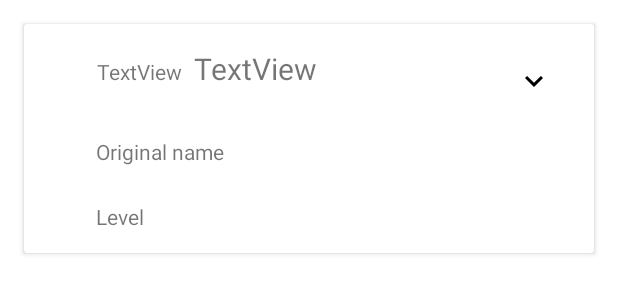
After one commit to jmsaez2712/MWStats, an Android app: the layout leaderboard_item.xml on its own in the app's theme, with its tools: preview values and no code run, on a phone screen of 412 x 824 dp. The commit adds this screen. Shown: the top 300 px of the screen. Run offline under Robolectric (Android 15) with nearby library versions, the phone set to English and light mode, and no system bars; network calls fail.

Commit message:
Recycler view of leaderboard added

```diff
--- a/app/src/main/java/dev/jmsaez/projectapi/model/api/RestClient.kt
+++ b/app/src/main/java/dev/jmsaez/projectapi/model/api/RestClient.kt
@@ -13,11 +13,15 @@ interface RestClient {
 
     @Headers(
         "X-RapidAPI-Host: call-of-duty-modern-warfare.p.rapidapi.com",
-        "X-RapidAPI-Key: 631591178fmsh9a53bae88452547p1aa000jsnfbb142235217"
+        "X-RapidAPI-Key: cdf0d6bb69msh18763eb3905b3f2p1ccc14jsnd7c9b9675c57"
     )
     @GET("multiplayer/{gamertag}/{platform}")
     suspend fun getFullPlayer(@Path("gamertag")player:String, @Path("platform")platform:String): Response<Player>
 
+    @Headers(
+        "X-RapidAPI-Host: call-of-duty-modern-warfare.p.rapidapi.com",
+        "X-RapidAPI-Key: cdf0d6bb69msh18763eb3905b3f2p1ccc14jsnd7c9b9675c57"
+    )
     @GET("leaderboard/1/{platform}")
     suspend fun getLeaderboard(@Path("platform")platform: String): Response<Leaderboard>
 
--- a/app/src/main/java/dev/jmsaez/projectapi/viewmodel/LeaderboardViewModel.kt
+++ b/app/src/main/java/dev/jmsaez/projectapi/viewmodel/LeaderboardViewModel.kt
@@ -3,6 +3,7 @@ package dev.jmsaez.projectapi.viewmodel
 import android.app.Application
 import androidx.lifecycle.AndroidViewModel
 import androidx.lifecycle.MutableLiveData
+import com.google.gson.JsonObject
 import dev.jmsaez.projectapi.model.entity.Leaderboard
 import dev.jmsaez.projectapi.model.repository.Repository
 import okhttp3.ResponseBody
@@ -21,7 +22,7 @@ class LeaderboardViewModel(application:Application):AndroidViewModel(application
         repository.getLeaderboard(platform)
     }
 
-    fun getLeaderborardLiveData():MutableLiveData<JSONObject>{
+    fun getLeaderborardLiveData():MutableLiveData<Leaderboard>{
         return repository.returnLeaderboardLiveData()
     }
 }
--- /dev/null
+++ b/app/src/main/res/drawable/ic_baseline_expand_less_24.xml
@@ -0,0 +1,5 @@
+<vector android:height="24dp" android:tint="#000000"
+    android:viewportHeight="24" android:viewportWidth="24"
+    android:width="24dp" xmlns:android="http://schemas.android.com/apk/res/android">
+    <path android:fillColor="@android:color/white" android:pathData="M12,8l-6,6 1.41,1.41L12,10.83l4.59,4.58L18,14z"/>
+</vector>
--- /dev/null
+++ b/app/src/main/res/drawable/ic_baseline_expand_more_24.xml
@@ -0,0 +1,5 @@
+<vector android:height="24dp" android:tint="#000000"
+    android:viewportHeight="24" android:viewportWidth="24"
+    android:width="24dp" xmlns:android="http://schemas.android.com/apk/res/android">
+    <path android:fillColor="@android:color/white" android:pathData="M16.59,8.59L12,13.17 7.41,8.59 6,10l6,6 6,-6z"/>
+</vector>
--- /dev/null
+++ b/app/src/main/res/layout/leaderboard_item.xml
@@ -0,0 +1,187 @@
+<?xml version="1.0" encoding="utf-8"?>
+<androidx.constraintlayout.widget.ConstraintLayout xmlns:android="http://schemas.android.com/apk/res/android"
+    xmlns:app="http://schemas.android.com/apk/res-auto"
+    xmlns:tools="http://schemas.android.com/tools"
+    android:layout_width="match_parent"
+    android:layout_height="wrap_content">
+
+    <androidx.cardview.widget.CardView
+        android:id="@+id/cardView"
+        android:layout_width="match_parent"
+        android:layout_height="wrap_content"
+        android:layout_marginStart="16dp"
+        android:layout_marginTop="16dp"
+        android:layout_marginEnd="16dp"
+        android:layout_marginBottom="16dp"
+        app:layout_constraintBottom_toBottomOf="parent"
+        app:layout_constraintEnd_toEndOf="parent"
+        app:layout_constraintStart_toStartOf="parent"
+        app:layout_constraintTop_toTopOf="parent">
+
+        <androidx.constraintlayout.widget.ConstraintLayout
+            android:id="@+id/mainly"
+            android:layout_width="match_parent"
+            android:layout_height="match_parent">
+
+            <TextView
+                android:id="@+id/tvPosition"
+                android:layout_width="wrap_content"
+                android:layout_height="wrap_content"
+                android:layout_marginStart="32dp"
+                android:layout_marginEnd="8dp"
+                android:text="TextView"
+                app:layout_constraintBaseline_toBaselineOf="@+id/tvPlayerName"
+                app:layout_constraintEnd_toStartOf="@+id/tvPlayerName"
+                app:layout_constraintHorizontal_chainStyle="packed"
+                app:layout_constraintStart_toStartOf="parent" />
+
+            <TextView
+                android:id="@+id/tvPlayerName"
+                android:layout_width="wrap_content"
+                android:layout_height="wrap_content"
+                android:layout_marginTop="16dp"
+                android:layout_marginEnd="104dp"
+                android:text="TextView"
+                android:textSize="20sp"
+                app:layout_constraintEnd_toStartOf="@+id/btExpand"
+                app:layout_constraintStart_toEndOf="@+id/tvPosition"
+                app:layout_constraintTop_toTopOf="parent" />
+
+            <TextView
+                android:id="@+id/tvLevel"
+                android:layout_width="wrap_content"
+                android:layout_height="wrap_content"
+                android:layout_marginStart="48dp"
+                android:layout_marginTop="24dp"
+                android:layout_marginBottom="16dp"
+                android:text="Level"
+                app:layout_constraintBottom_toTopOf="@+id/layoutExpand"
+                app:layout_constraintEnd_toEndOf="parent"
+                app:layout_constraintHorizontal_bias="0.0"
+                app:layout_constraintStart_toStartOf="parent"
+                app:layout_constraintTop_toBottomOf="@+id/tvOriginalUsername" />
+
+            <TextView
+                android:id="@+id/tvOriginalUsername"
+                android:layout_width="wrap_content"
+                android:layout_height="wrap_content"
+                android:layout_marginStart="48dp"
+                android:layout_marginTop="32dp"
+                android:text="Original name"
+                app:layout_constraintStart_toStartOf="parent"
+                app:layout_constraintTop_toBottomOf="@+id/tvPlayerName" />
+
+            <androidx.constraintlayout.widget.ConstraintLayout
+                android:id="@+id/layoutExpand"
+                android:layout_width="match_parent"
+                android:layout_height="wrap_content"
+                android:layout_marginTop="16dp"
+                android:visibility="gone"
+                app:layout_constraintStart_toStartOf="parent"
+                app:layout_constraintTop_toBottomOf="@+id/tvLevel">
+
+                <TextView
+                    android:id="@+id/tvWins"
+                    android:layout_width="wrap_content"
+                    android:layout_height="wrap_content"
+                    android:layout_marginTop="32dp"
+                    android:text="TextView"
+                    app:layout_constraintEnd_toEndOf="parent"
+                    app:layout_constraintStart_toStartOf="parent"
+                    app:layout_constraintTop_toBottomOf="@+id/textView2" />
+
+                <TextView
+                    android:id="@+id/tvKD"
+                    android:layout_width="wrap_content"
+                    android:layout_height="wrap_content"
+                    android:layout_marginTop="16dp"
+                    android:text="TextView"
+                    app:layout_constraintEnd_toEndOf="parent"
+                    app:layout_constraintStart_toStartOf="parent"
+                    app:layout_constraintTop_toBottomOf="@+id/tvWins" />
+
+                <TextView
+                    android:id="@+id/tvAccu"
+                    android:layout_width="wrap_content"
+                    android:layout_height="wrap_content"
+                    android:layout_marginTop="16dp"
+                    android:text="TextView"
+                    app:layout_constraintEnd_toEndOf="parent"
+                    app:layout_constraintHorizontal_bias="0.501"
+                    app:layout_constraintStart_toStartOf="parent"
+                    app:layout_constraintTop_toBottomOf="@+id/tvKD" />
+
+                <TextView
+                    android:id="@+id/tvGamesPlayed"
+                    android:layout_width="wrap_content"
+                    android:layout_height="wrap_content"
+                    android:layout_marginTop="16dp"
+                    android:text="TextView"
+                    app:layout_constraintEnd_toEndOf="parent"
+                    app:layout_constraintStart_toStartOf="parent"
+                    app:layout_constraintTop_toBottomOf="@+id/tvAccu" />
+
+                <TextView
+                    android:id="@+id/tvTimePlayed"
+                    android:layout_width="wrap_content"
+                    android:layout_height="wrap_content"
+                    android:layout_marginTop="16dp"
+                    android:layout_marginBottom="16dp"
+                    android:text="TextView"
+                    app:layout_constraintBottom_toBottomOf="parent"
+                    app:layout_constraintEnd_toEndOf="parent"
+                    app:layout_constraintStart_toStartOf="parent"
+                    app:layout_constraintTop_toBottomOf="@+id/tvGamesPlayed" />
+
+                <TextView
+                    android:id="@+id/textView2"
+                    android:layout_width="wrap_content"
+                    android:layout_height="wrap_content"
+                    android:layout_marginStart="48dp"
+                    android:layout_marginTop="32dp"
+                    android:text="Stats"
+                    android:textSize="20sp"
+                    android:textStyle="bold"
+                    app:layout_constraintStart_toStartOf="parent"
+                    app:layout_constraintTop_toTopOf="parent" />
+
+                <View
+                    android:id="@+id/divider"
+                    android:layout_width="0dp"
+                    android:layout_height="1dp"
+                    android:layout_marginStart="16dp"
+                    android:layout_marginTop="8dp"
+                    android:layout_marginEnd="16dp"
+                    android:background="?android:attr/listDivider"
+                    app:layout_constraintEnd_toEndOf="parent"
+                    app:layout_constraintStart_toStartOf="parent"
+                    app:layout_constraintTop_toBottomOf="@+id/textView2" />
+
+            </androidx.constraintlayout.widget.ConstraintLayout>
+
+            <ImageButton
+                android:id="@+id/btExpand"
+                android:layout_width="wrap_content"
+                android:layout_height="wrap_content"
+                android:layout_marginTop="16dp"
+                android:layout_marginEnd="16dp"
+                android:backgroundTint="#00FFFFFF"
+                app:layout_constraintEnd_toEndOf="parent"
+                app:layout_constraintTop_toTopOf="parent"
+                app:srcCompat="@drawable/ic_baseline_expand_more_24" />
+
+            <androidx.constraintlayout.widget.Guideline
+                android:id="@+id/guideline2"
+                android:layout_width="wrap_content"
+                android:layout_height="wrap_content"
+                android:layout_marginTop="160dp"
+                android:orientation="horizontal"
+                app:layout_constraintGuide_begin="153dp"
+                app:layout_constraintStart_toStartOf="parent"
+                app:layout_constraintTop_toTopOf="parent" />
+
+        </androidx.constraintlayout.widget.ConstraintLayout>
+
+    </androidx.cardview.widget.CardView>
+
+</androidx.constraintlayout.widget.ConstraintLayout>
```
Also changed, not shown: app/src/main/java/dev/jmsaez/projectapi/LeaderboardFragment.kt (+27 -8 lines), app/src/main/java/dev/jmsaez/projectapi/model/entity/Leaderboard.kt (+10 -17 lines), app/src/main/java/dev/jmsaez/projectapi/model/repository/Repository.kt (+10 -15 lines), app/src/main/java/dev/jmsaez/projectapi/view/leaderboard_adapter/LeaderboardAdapter.kt (added, +56 -0 lines), app/src/main/java/dev/jmsaez/projectapi/view/leaderboard_viewholder/LeaderboardViewholder.kt (added, +47 -0 lines), app/src/main/res/layout/fragment_leaderboard.xml (+14 -4 lines).
